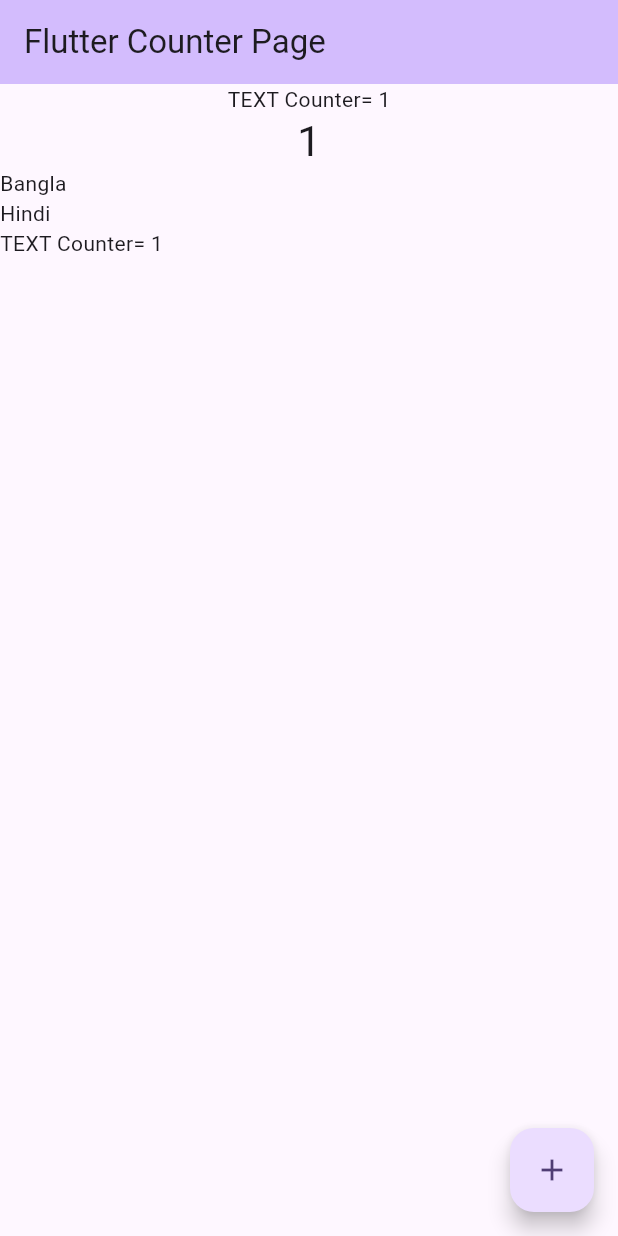
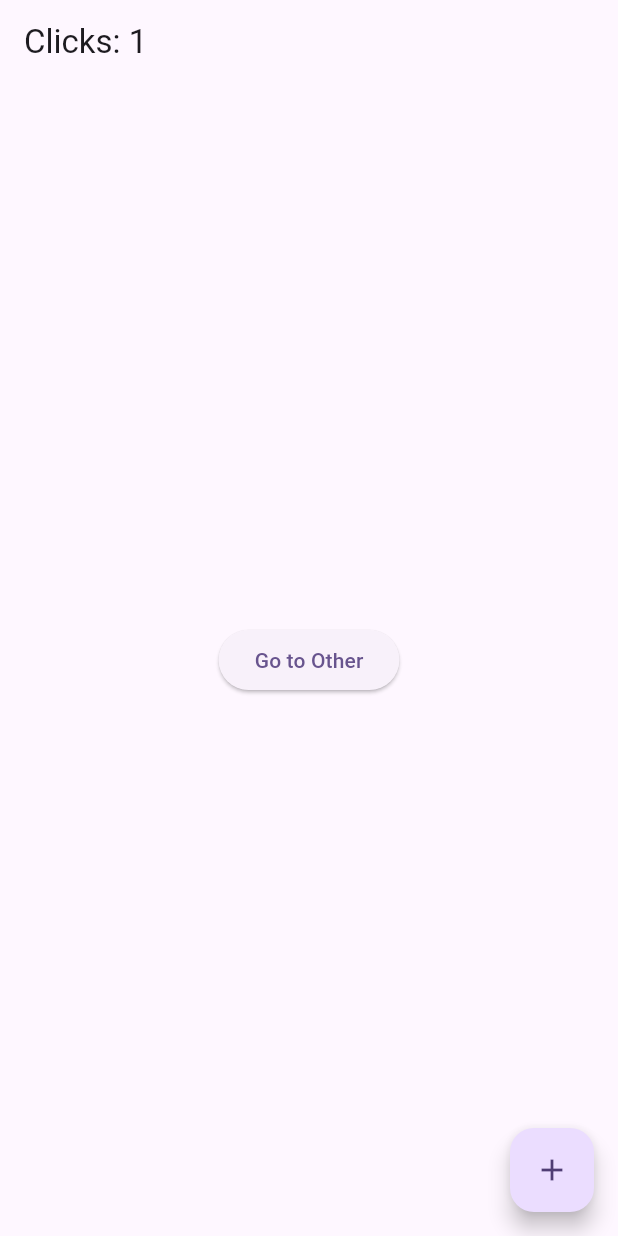
Before and after one commit to nsabir0/Counter-App-using-GetX, a Flutter app: the screen it shows after launch, after a tap on the "add" icon, on a phone screen of 412 x 824 dp. Run offline on Flutter 3.47's test engine with Material 2 defaults, Android fonts, the phone set to English and light mode, and no system bars; our stand-ins replace get.

Commit message:
Completed simple counter app using Getx.

```diff
--- a/lib/Controller/count_logic.dart
+++ b/lib/Controller/count_logic.dart
@@ -1,16 +1,14 @@
 import 'package:get/get.dart';
 
-class Controller extends GetxController{
-  var count =0.obs;
+class Controller extends GetxController {
+  var count = 0.obs;
   var _text = 'TEXT Counter'.obs;
   final List<String> _list = ['Bangla', 'Hindi'].obs;
-  void _incrementCounter() {
+  void increment() {
+    count++;
 
-      count++;
+    _text = 'TEXT Counter= ${count.toString()}' as RxString;
 
-      _text = 'TEXT Counter= ${count.toString()}' as RxString;
-
-      _list.add('TEXT Counter= ${count.toString()}');
-
+    _list.add('TEXT Counter= ${count.toString()}');
   }
 }
--- a/lib/Pages/homepage_getx.dart
+++ b/lib/Pages/homepage_getx.dart
@@ -0,0 +1,46 @@
+import 'package:counter_app/Controller/count_logic.dart';
+import 'package:flutter/material.dart';
+import 'package:get/get.dart';
+
+class Home extends StatelessWidget {
+  @override
+  Widget build(context) {
+    // Instantiate your class using Get.put() to make it available for all "child" routes there.
+    final Controller c = Get.put(Controller());
+
+    return Scaffold(
+        // Use Obx(()=> to update Text() whenever count is changed.
+        appBar: AppBar(title: Obx(() => Text("Clicks: ${c.count}"))),
+
+        // Replace the 8 lines Navigator.push by a simple Get.to(). You don't need context
+        body: Center(
+            child: ElevatedButton(
+                child: Text("Go to Other"), onPressed: () => Get.to(Other()))),
+
+        //Floating Add button===================================================
+        floatingActionButton: FloatingActionButton(
+            onPressed: c.increment, child: const Icon(Icons.add)));
+  }
+}
+
+class Other extends StatelessWidget {
+  // You can ask Get to find a Controller that is being used by another page and redirect you to it.
+  final Controller c = Get.find();
+
+  @override
+  Widget build(context) {
+    // Other Page Desig==================================
+    return Scaffold(
+        body: Center(
+
+            // Access the updated count variable=================================
+            child: Column(
+      mainAxisAlignment: MainAxisAlignment.center,
+      children: [
+        Text("You Clicked ${c.count} Times..."),
+        ElevatedButton(
+            child: const Text("Go Back"), onPressed: () => Get.to(Home()))
+      ],
+    )));
+  }
+}
--- a/lib/main.dart
+++ b/lib/main.dart
@@ -1,3 +1,4 @@
+import 'package:counter_app/Pages/homepage_getx.dart';
 import 'package:flutter/material.dart';
 import 'package:get/get.dart';
 import 'Pages/home_page.dart';
@@ -14,12 +15,11 @@ class MyApp extends StatelessWidget {
     return GetMaterialApp(
       title: 'Flutter Demo',
       theme: ThemeData(
-
         colorScheme: ColorScheme.fromSeed(seedColor: Colors.deepPurple),
         useMaterial3: true,
       ),
       debugShowCheckedModeBanner: false,
-      home: const MyHomePage(title: 'Flutter Counter Page'),
+      home: Home(),
     );
   }
 }
```
